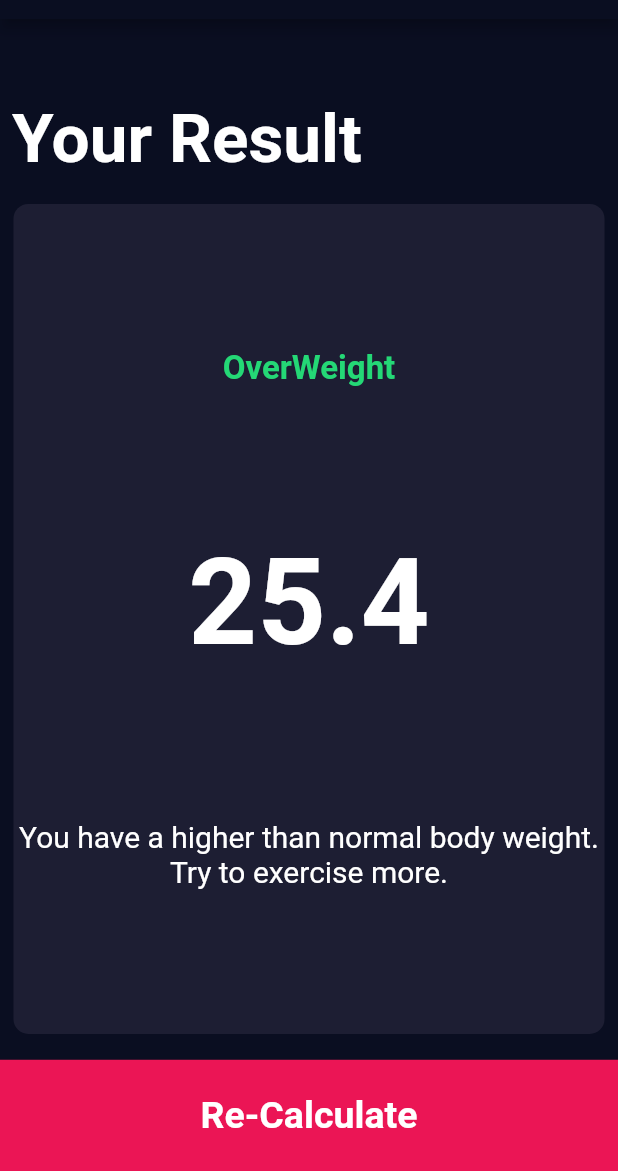
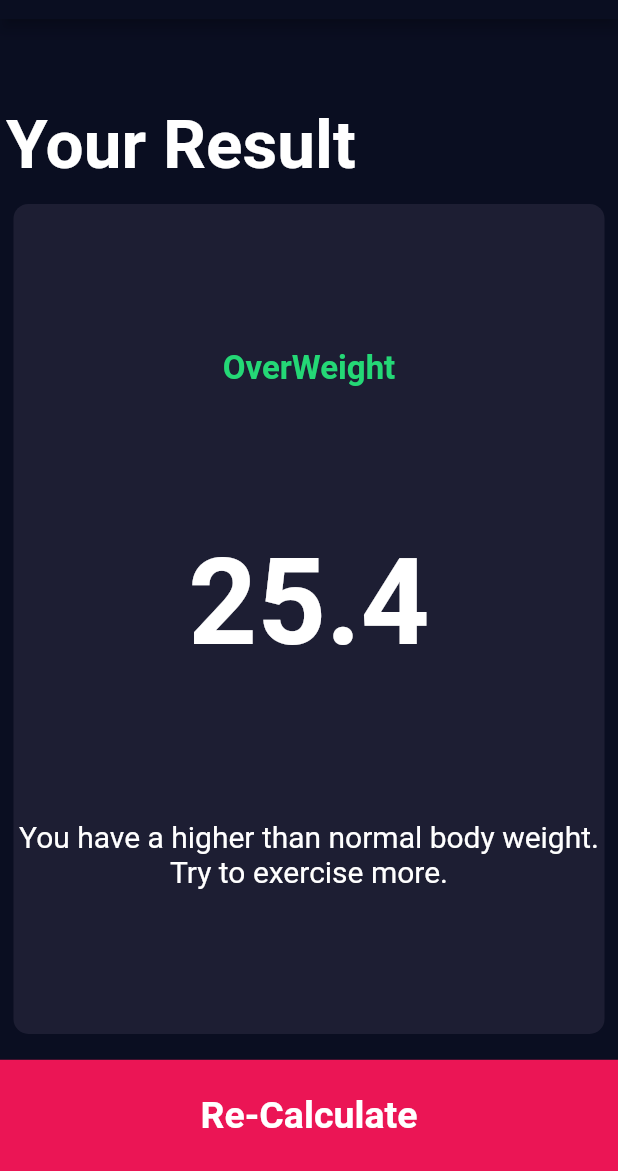
Before and after one commit to Priyank-Bhagat/bmi_calculator, a Flutter app: the screen it shows after launch, after a tap on "Calculate", on a phone screen of 412 x 824 dp, the part 65-1236 px from its top. Run offline on Flutter 3.47's test engine with Material 2 defaults, Android fonts, the phone set to English and light mode, and no system bars; our stand-ins replace font_awesome_flutter.

Commit message:
added release

```diff
--- a/lib/results_page.dart
+++ b/lib/results_page.dart
@@ -26,7 +26,7 @@ class ResultsPage extends StatelessWidget {
              flex: 2,
              child: Container(
              alignment: Alignment.bottomLeft,
-               padding: const EdgeInsets.all(8),
+               padding: const EdgeInsets.all(4),
                child: const Text(
                 'Your Result',
                 style: kTitleTextStyle,
@@ -39,10 +39,11 @@ class ResultsPage extends StatelessWidget {
             child: CustomCard(
               colour: const Color(0xff1D1E33),
               cardChild: Column(
+                crossAxisAlignment: CrossAxisAlignment.stretch,
                 mainAxisAlignment: MainAxisAlignment.spaceEvenly,
                 children: [
-                  Text(resultText, style: kResultTextStyle,),
-                  Text(bmiResult!, style: kBMITextStyle,),
+                  Text(resultText, style: kResultTextStyle,textAlign: TextAlign.center,),
+                  Text(bmiResult!, style: kBMITextStyle,textAlign: TextAlign.center,),
                   Text(
                       interpretation,style:  kBodyTextStyle, textAlign: TextAlign.center,)
 
```
Also changed, not shown: 40 other files.
